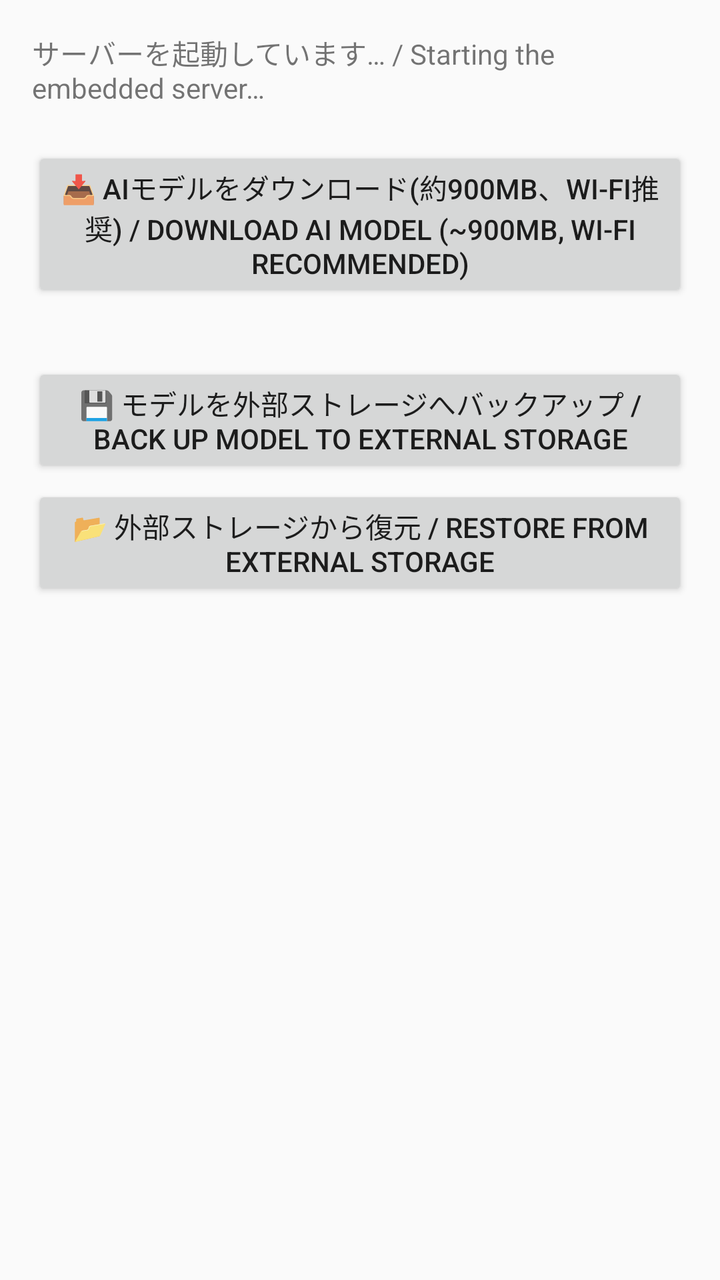
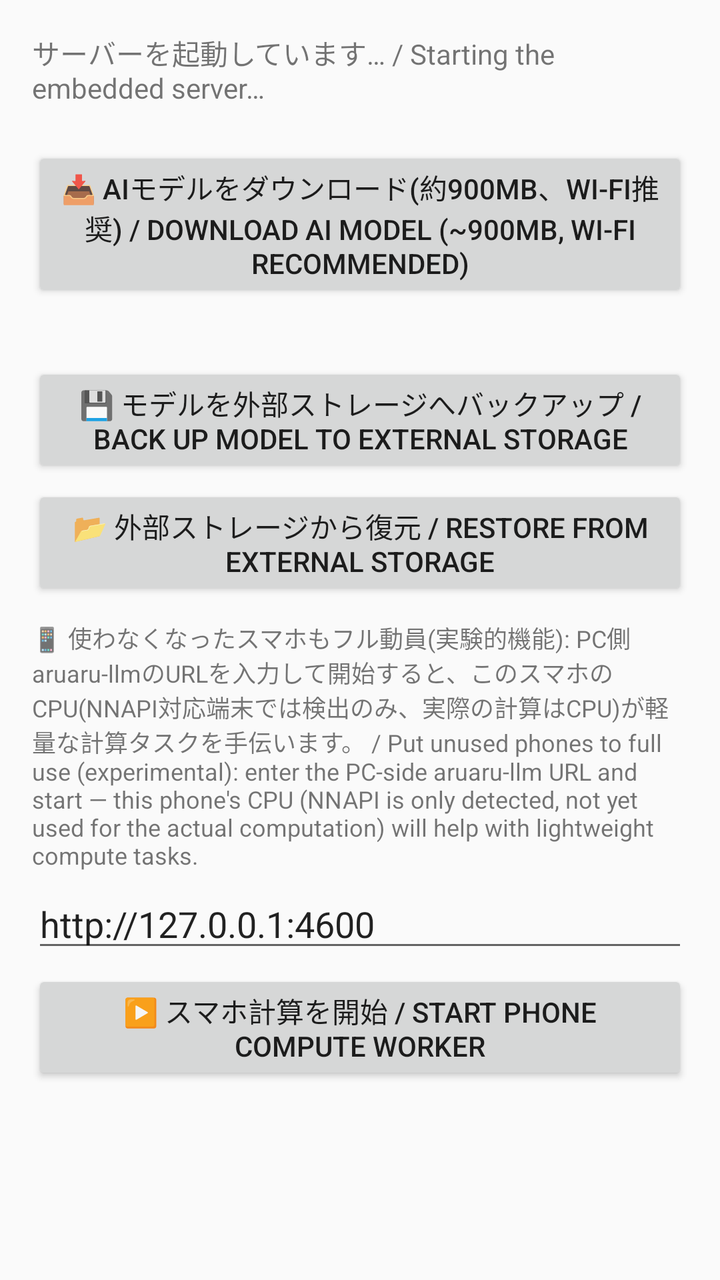

Screens rendered from an Android XML layout before and after an edit, with the pre-edit source and the edit as a unified diff.
<!-- AndroidManifest.xml: application theme Theme.OpenEnglish -->
<!-- res/layout/activity_main.xml -->
<?xml version="1.0" encoding="utf-8"?>
<LinearLayout xmlns:android="http://schemas.android.com/apk/res/android"
    android:layout_width="match_parent"
    android:layout_height="match_parent"
    android:orientation="vertical">

    
    <LinearLayout
        android:id="@+id/setup_panel"
        android:layout_width="match_parent"
        android:layout_height="wrap_content"
        android:orientation="vertical"
        android:padding="16dp">

        <TextView
            android:id="@+id/setup_help"
            android:layout_width="match_parent"
            android:layout_height="wrap_content"
            android:text="@string/setup_help"
            android:textSize="14sp"
            android:paddingBottom="12dp" />

        <TextView
            android:id="@+id/update_notice"
            android:layout_width="match_parent"
            android:layout_height="wrap_content"
            android:textColor="#D6336C"
            android:layout_marginTop="8dp"
            android:visibility="gone" />

        
        <Button
            android:id="@+id/download_model_btn"
            android:layout_width="match_parent"
            android:layout_height="wrap_content"
            android:layout_marginTop="8dp"
            android:text="@string/download_model_button" />

        <TextView
            android:id="@+id/download_model_status"
            android:layout_width="match_parent"
            android:layout_height="wrap_content"
            android:textSize="13sp"
            android:layout_marginTop="6dp"
            android:visibility="gone" />

        
        <TextView
            android:id="@+id/model_storage_path"
            android:layout_width="match_parent"
            android:layout_height="wrap_content"
            android:textSize="12sp"
            android:layout_marginTop="10dp"
            android:textIsSelectable="true" />

        <Button
            android:id="@+id/backup_models_btn"
            android:layout_width="match_parent"
            android:layout_height="wrap_content"
            android:layout_marginTop="4dp"
            android:text="@string/backup_models_button" />

        <Button
            android:id="@+id/restore_models_btn"
            android:layout_width="match_parent"
            android:layout_height="wrap_content"
            android:layout_marginTop="4dp"
            android:text="@string/restore_models_button" />

        <TextView
            android:id="@+id/backup_models_status"
            android:layout_width="match_parent"
            android:layout_height="wrap_content"
            android:textSize="13sp"
            android:layout_marginTop="6dp"
            android:visibility="gone" />
    </LinearLayout>

    <WebView
        android:id="@+id/web_view"
        android:layout_width="match_parent"
        android:layout_height="0dp"
        android:layout_weight="1"
        android:visibility="gone" />

</LinearLayout>
<!-- resources referenced by this layout -->
<resources>
  <string name="backup_models_button">💾 モデルを外部ストレージへバックアップ / Back up model to external storage</string>
  <string name="download_model_button">📥 AIモデルをダウンロード(約900MB、Wi-Fi推奨) / Download AI model (~900MB, Wi-Fi recommended)</string>
  <string name="restore_models_button">📂 外部ストレージから復元 / Restore from external storage</string>
  <string name="setup_help">サーバーを起動しています… / Starting the embedded server…</string>
  <style name="Theme.OpenEnglish" parent="Theme.AppCompat.DayNight.NoActionBar" />
</resources>

<!-- the commit's change to res/layout/activity_main.xml (unified diff, before → after) -->
@@ -74,6 +74,38 @@
             android:textSize="13sp"
             android:layout_marginTop="6dp"
             android:visibility="gone" />
+
+        
+        <TextView
+            android:layout_width="match_parent"
+            android:layout_height="wrap_content"
+            android:textSize="12sp"
+            android:layout_marginTop="10dp"
+            android:text="@string/phone_accel_help" />
+
+        <EditText
+            android:id="@+id/phone_accel_pc_url"
+            android:layout_width="match_parent"
+            android:layout_height="wrap_content"
+            android:layout_marginTop="4dp"
+            android:hint="@string/phone_accel_url_hint"
+            android:text="http://127.0.0.1:4600"
+            android:inputType="textUri" />
+
+        <Button
+            android:id="@+id/phone_accel_toggle_btn"
+            android:layout_width="match_parent"
+            android:layout_height="wrap_content"
+            android:layout_marginTop="4dp"
+            android:text="@string/phone_accel_start_button" />
+
+        <TextView
+            android:id="@+id/phone_accel_status"
+            android:layout_width="match_parent"
+            android:layout_height="wrap_content"
+            android:textSize="12sp"
+            android:layout_marginTop="6dp"
+            android:visibility="gone" />
     </LinearLayout>
 
     <WebView
<!-- resource entries referenced after the edit -->
@@ -2,6 +2,9 @@
 <resources>
   <string name="backup_models_button">💾 モデルを外部ストレージへバックアップ / Back up model to external storage</string>
   <string name="download_model_button">📥 AIモデルをダウンロード(約900MB、Wi-Fi推奨) / Download AI model (~900MB, Wi-Fi recommended)</string>
+  <string name="phone_accel_help">📱 使わなくなったスマホもフル動員(実験的機能): PC側aruaru-llmのURLを入力して開始すると、このスマホのCPU(NNAPI対応端末では検出のみ、実際の計算はCPU)が軽量な計算タスクを手伝います。 / Put unused phones to full use (experimental): enter the PC-side aruaru-llm URL and start — this phone\'s CPU (NNAPI is only detected, not yet used for the actual computation) will help with lightweight compute tasks.</string>
+  <string name="phone_accel_start_button">▶️ スマホ計算を開始 / Start phone compute worker</string>
+  <string name="phone_accel_url_hint">PC aruaru-llm URL (e.g. http://192.168.1.10:4600)</string>
   <string name="restore_models_button">📂 外部ストレージから復元 / Restore from external storage</string>
   <string name="setup_help">サーバーを起動しています… / Starting the embedded server…</string>
   <style name="Theme.OpenEnglish" parent="Theme.AppCompat.DayNight.NoActionBar" />
